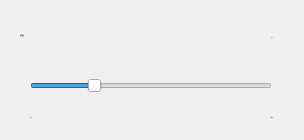
Qt form Module/ModuleEfSpeed.ui (wlffeng2008/AKKOStdio) before a commit.
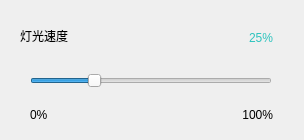
The same form after that commit.

Patch:
```diff
--- a/Module/ModuleEfSpeed.ui
+++ b/Module/ModuleEfSpeed.ui
@@ -17,7 +17,7 @@
    <property name="geometry">
     <rect>
      <x>30</x>
-     <y>70</y>
+     <y>65</y>
      <width>242</width>
      <height>32</height>
     </rect>
@@ -52,16 +52,8 @@
      <height>15</height>
     </rect>
    </property>
-   <property name="font">
-    <font>
-     <family>MiSans</family>
-     <pointsize>-1</pointsize>
-     <italic>false</italic>
-     <fontweight>DemiBold</fontweight>
-    </font>
-   </property>
    <property name="styleSheet">
-    <string notr="true">color: #6229B4;font: 600 18px &quot;MiSans&quot;;</string>
+    <string notr="true">color: #2DC3BE;</string>
    </property>
    <property name="text">
     <string>25%</string>
@@ -74,19 +66,11 @@
    <property name="geometry">
     <rect>
      <x>220</x>
-     <y>110</y>
+     <y>105</y>
      <width>53</width>
-     <height>15</height>
+     <height>20</height>
     </rect>
    </property>
-   <property name="font">
-    <font>
-     <family>MiSans</family>
-     <pointsize>-1</pointsize>
-     <italic>false</italic>
-     <fontweight>Medium</fontweight>
-    </font>
-   </property>
    <property name="styleSheet">
     <string notr="true">font: 500 14px &quot;MiSans&quot;;</string>
    </property>
@@ -106,14 +90,6 @@
      <height>31</height>
     </rect>
    </property>
-   <property name="font">
-    <font>
-     <family>MiSans</family>
-     <pointsize>-1</pointsize>
-     <italic>false</italic>
-     <fontweight>DemiBold</fontweight>
-    </font>
-   </property>
    <property name="styleSheet">
     <string notr="true">font: 600 18px &quot;MiSans&quot;;</string>
    </property>
@@ -125,19 +101,11 @@
    <property name="geometry">
     <rect>
      <x>30</x>
-     <y>110</y>
+     <y>105</y>
      <width>53</width>
-     <height>15</height>
+     <height>20</height>
     </rect>
    </property>
-   <property name="font">
-    <font>
-     <family>MiSans</family>
-     <pointsize>-1</pointsize>
-     <italic>false</italic>
-     <fontweight>Medium</fontweight>
-    </font>
-   </property>
    <property name="styleSheet">
     <string notr="true">font: 500 14px &quot;MiSans&quot;;</string>
    </property>
```
Left out of the diff: 14 changed lines with no effect on the pictures.
